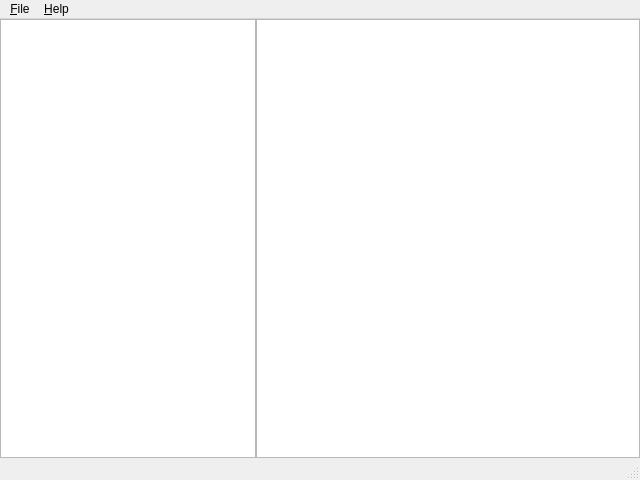
First picture: the form in gui/mainwindow.ui, repository rakhimov/scram, before the edit.
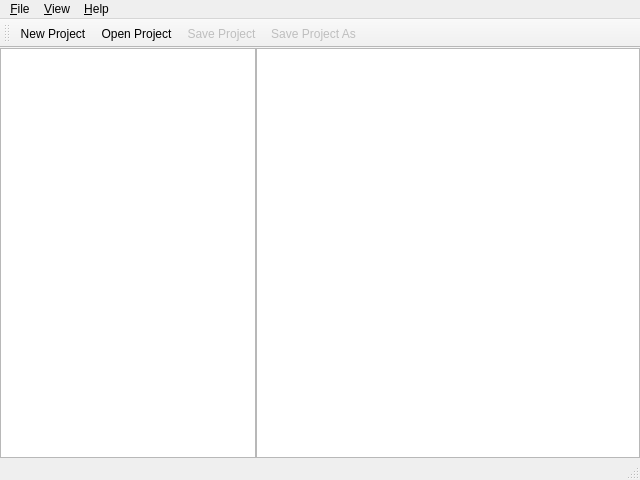
Second picture: the form after the edit. Icons and pictures are not drawn.

What changed in the file:
```diff
--- a/gui/mainwindow.ui
+++ b/gui/mainwindow.ui
@@ -89,10 +89,32 @@
     <addaction name="separator"/>
     <addaction name="actionExit"/>
    </widget>
+   <widget class="QMenu" name="menuView">
+    <property name="title">
+     <string>&amp;View</string>
+    </property>
+    <addaction name="actionToolbar"/>
+   </widget>
    <addaction name="menuFile"/>
+   <addaction name="menuView"/>
    <addaction name="menuHelp"/>
   </widget>
   <widget class="QStatusBar" name="statusBar"/>
+  <widget class="QToolBar" name="toolBar">
+   <property name="windowTitle">
+    <string>toolBar</string>
+   </property>
+   <attribute name="toolBarArea">
+    <enum>TopToolBarArea</enum>
+   </attribute>
+   <attribute name="toolBarBreak">
+    <bool>false</bool>
+   </attribute>
+   <addaction name="actionNewProject"/>
+   <addaction name="actionOpenProject"/>
+   <addaction name="actionSaveProject"/>
+   <addaction name="actionSaveProjectAs"/>
+  </widget>
   <action name="actionAboutQt">
    <property name="icon">
     <iconset theme="help-about">
```
Left out of the diff: 46 changed lines with no effect on the pictures.
